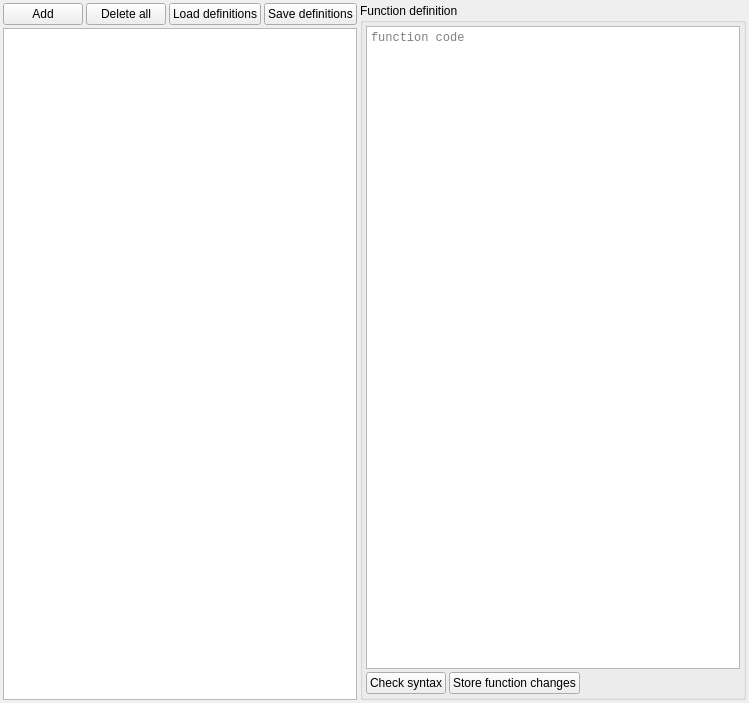
Old version of the form src/asammdf/gui/ui/functions_manager.ui in the repository danielhrisca/asammdf.
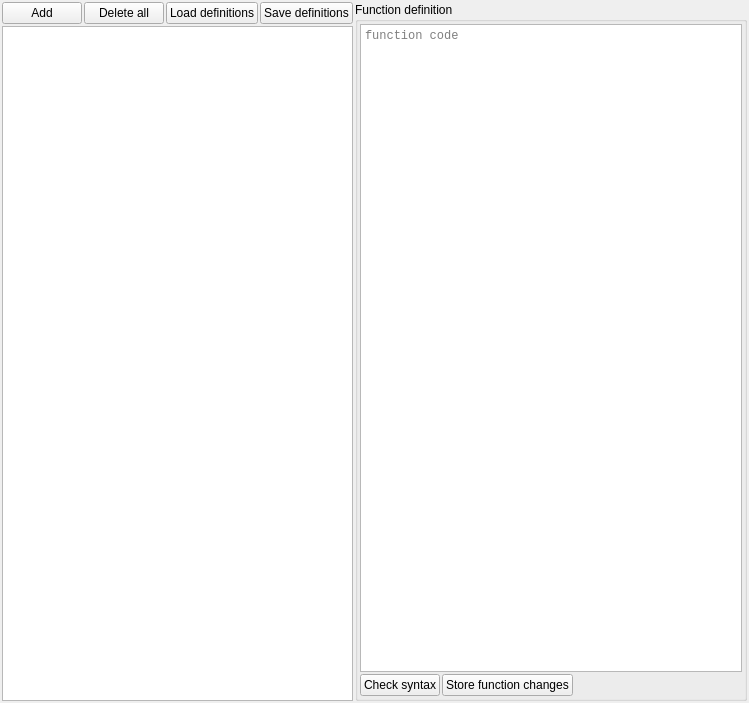
New version of the form. Icons and pictures are not drawn. Custom widgets are drawn as their Qt base class.

What changed in the file:
```diff
--- a/src/asammdf/gui/ui/functions_manager.ui
+++ b/src/asammdf/gui/ui/functions_manager.ui
@@ -15,24 +15,24 @@
   </property>
   <layout class="QGridLayout" name="gridLayout_2" columnstretch="1,2">
    <property name="leftMargin">
-  <number>3</number>
+  <number>2</number>
 </property>
    <property name="topMargin">
-  <number>3</number>
+  <number>2</number>
 </property>
    <property name="rightMargin">
-  <number>3</number>
+  <number>2</number>
 </property>
    <property name="bottomMargin">
-  <number>3</number>
+  <number>2</number>
 </property>
    <property name="spacing">
-  <number>3</number>
+  <number>2</number>
 </property>
    <item row="0" column="0">
     <layout class="QHBoxLayout" name="horizontalLayout_2">
      <property name="spacing">
-  <number>3</number>
+  <number>2</number>
 </property>
      <item>
       <widget class="QPushButton" name="add_btn">
@@ -127,24 +127,24 @@
      </property>
      <layout class="QGridLayout" name="gridLayout" rowstretch="1,0">
       <property name="leftMargin">
-  <number>3</number>
+  <number>2</number>
 </property>
       <property name="topMargin">
-  <number>3</number>
+  <number>2</number>
 </property>
       <property name="rightMargin">
-  <number>3</number>
+  <number>2</number>
 </property>
       <property name="bottomMargin">
-  <number>3</number>
+  <number>2</number>
 </property>
       <property name="spacing">
-  <number>3</number>
+  <number>2</number>
 </property>
       <item row="1" column="0" colspan="2">
        <layout class="QHBoxLayout" name="horizontalLayout_3">
         <property name="spacing">
-  <number>3</number>
+  <number>2</number>
 </property>
         <item>
          <widget class="QPushButton" name="check_syntax_btn">
```
